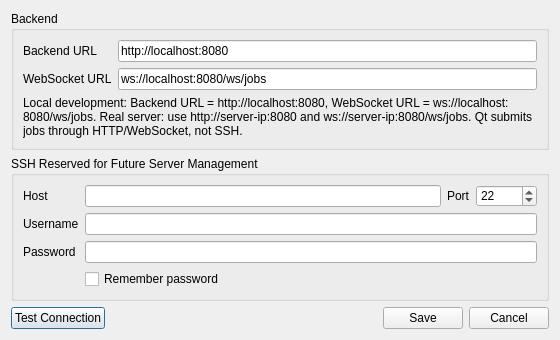
Qt form qt-cac-app/ServerSettingsDialog.ui (NickZhu0110/java_backend) before a commit.
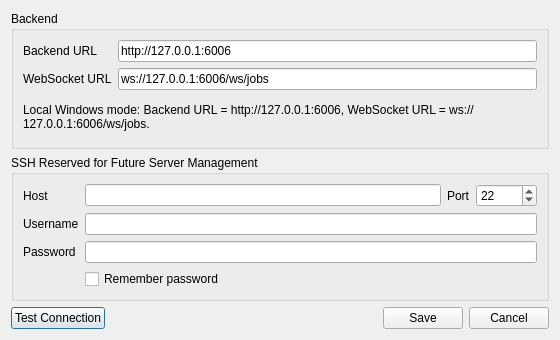
The same form after that commit.

Commit message: windows 0.6.8 trans to local analyse

```diff
--- a/qt-cac-app/ServerSettingsDialog.ui
+++ b/qt-cac-app/ServerSettingsDialog.ui
@@ -30,7 +30,7 @@
       <item row="0" column="1">
        <widget class="QLineEdit" name="backendUrlLineEdit">
         <property name="text">
-         <string>http://localhost:8080</string>
+         <string>http://127.0.0.1:6006</string>
         </property>
        </widget>
       </item>
@@ -44,14 +44,14 @@
       <item row="1" column="1">
        <widget class="QLineEdit" name="webSocketUrlLineEdit">
         <property name="text">
-         <string>ws://localhost:8080/ws/jobs</string>
+         <string>ws://127.0.0.1:6006/ws/jobs</string>
         </property>
        </widget>
       </item>
       <item row="2" column="0" colspan="2">
        <widget class="QLabel" name="serverModeHintLabel">
         <property name="text">
-         <string>Local development: Backend URL = http://localhost:8080, WebSocket URL = ws://localhost:8080/ws/jobs. Real server: use http://server-ip:8080 and ws://server-ip:8080/ws/jobs. Qt submits jobs through HTTP/WebSocket, not SSH.</string>
+         <string>Local Windows mode: Backend URL = http://127.0.0.1:6006, WebSocket URL = ws://127.0.0.1:6006/ws/jobs.</string>
         </property>
         <property name="wordWrap">
          <bool>true</bool>
```
The commit also changes 26 other files.
